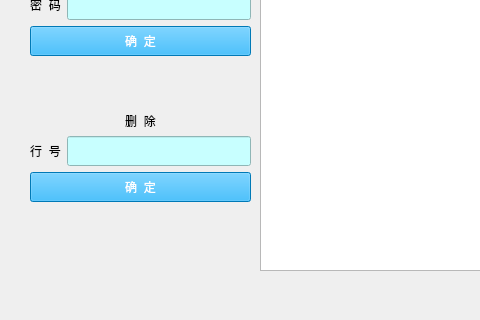
This is staffmanagementwindow.ui in cbt-98/Supermarket-Management-System as Qt 5 draws it before an edit; both pictures show x 0 to 480 and y 160 to 480 of the 800 by 480 pixel window. The edited form follows.
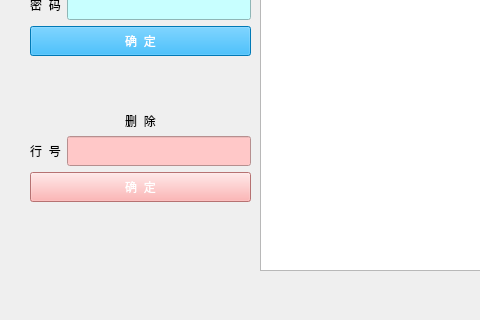
This is the edited form. Icons and pictures are not drawn.

What changed in the file:
```diff
--- a/staffmanagementwindow.ui
+++ b/staffmanagementwindow.ui
@@ -34,7 +34,7 @@
       <normaloff>:/image/icon/return.png</normaloff>:/image/icon/return.png</iconset>
     </property>
    </widget>
-   <widget class="QWidget" name="">
+   <widget class="QWidget" name="layoutWidget">
     <property name="geometry">
      <rect>
       <x>30</x>
@@ -286,8 +286,8 @@
            </property>
            <property name="styleSheet">
             <string notr="true">color: rgb(0, 0, 0);
-background-color: rgb(200, 255, 255);
-font: 12pt &quot;黑体&quot;;</string>
+background-color: rgb(255, 200, 200);
+font: 10pt &quot;黑体&quot;;</string>
            </property>
           </widget>
          </item>
@@ -309,7 +309,7 @@
          </property>
          <property name="styleSheet">
           <string notr="true">font: 12pt &quot;黑体&quot;;
-background-color: rgb(0, 170, 255);
+background-color: rgb(255, 160, 160);
 color: rgb(255, 255, 255);</string>
          </property>
          <property name="text">
```
